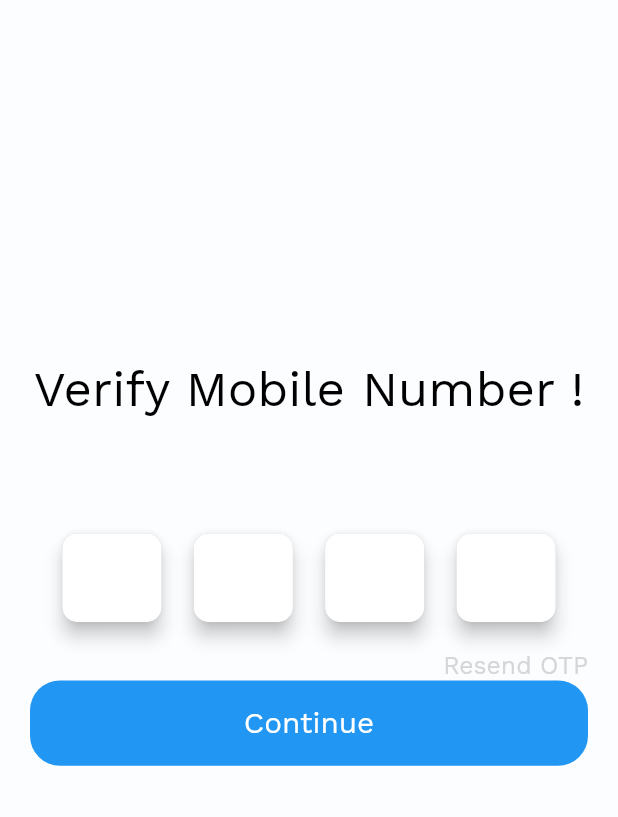
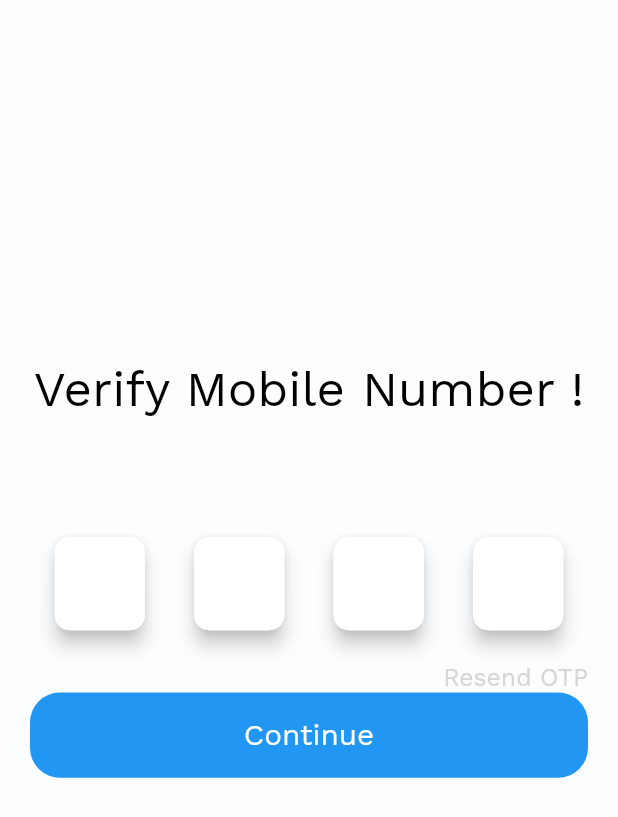
Before and after one commit to naxer-12/flutter_aatmanirbhar_ahmedabad, a Flutter app: the OtpScreen screen opened directly, on a phone screen of 412 x 824 dp. Shown: the top 817 px of the screen. Run offline on Flutter 3.47's test engine with Material 2 defaults, Android fonts, the phone set to English and light mode, and no system bars; our stand-ins replace camera, flutter_svg, percent_indicator, share.

```diff
--- a/lib/profile/otp_screen.dart
+++ b/lib/profile/otp_screen.dart
@@ -2,6 +2,7 @@ import 'package:flutter/material.dart';
 import 'package:trafic_ui/Util/AatmanirbharFlutterTextField.dart';
 import 'package:trafic_ui/component/default_button.dart';
 import 'package:trafic_ui/profile/complete_screen.dart';
+import 'package:trafic_ui/util/pin_view.dart';
 
 import '../constants.dart';
 import '../size_config.dart';
@@ -36,7 +37,7 @@ class _OtpScreenState extends State<OtpScreen> {
               SizedBox(
                 height: getProportionateScreenWidth(70),
               ),
-              Row(
+              /*  Row(
                 mainAxisAlignment: MainAxisAlignment.spaceEvenly,
                 children: [
                   SizedBox(
@@ -86,7 +87,48 @@ class _OtpScreenState extends State<OtpScreen> {
                     ),
                   ),
                 ],
-              ),
+              ),*/
+
+              PinView(
+                  count: 4,
+                  // describes the field number
+                  autoFocusFirstField: false,
+                  // defaults to true
+                  margin: EdgeInsets.all(2.5),
+                  // margin between the fields
+                  style: TextStyle(
+                      // style for the fields
+                      fontSize: 19.0,
+                      fontWeight: FontWeight.w500),
+                  inputDecoration: InputDecoration(
+                    hintText: "",
+                    hintStyle: TextStyle(
+                      fontSize: 15.0,
+                      color: Colors.grey,
+                    ),
+                    filled: true,
+                    fillColor: Colors.white,
+                    floatingLabelBehavior: FloatingLabelBehavior.always,
+                    contentPadding:
+                        EdgeInsets.symmetric(horizontal: 10, vertical: 20),
+                    border: OutlineInputBorder(
+                      borderRadius: BorderRadius.circular(10.0),
+                      borderSide: BorderSide(color: Colors.white),
+                    ),
+                    enabledBorder: OutlineInputBorder(
+                      borderRadius: BorderRadius.circular(10.0),
+                      borderSide: BorderSide(color: Colors.white),
+                    ),
+                    focusedBorder: OutlineInputBorder(
+                      borderRadius: BorderRadius.circular(10.0),
+                      borderSide: BorderSide(color: Colors.white),
+                    ),
+                  ),
+                  submit: (String pin) {
+                    // when all the fields are filled
+                    // submit function runs with the pin
+                    print(pin);
+                  }),
               SizedBox(
                 height: 20.0,
               ),
--- a/lib/screen/camera_screen.dart
+++ b/lib/screen/camera_screen.dart
@@ -162,9 +162,7 @@ class _CameraScreenState extends State<CameraScreen> {
 
   @override
   Widget build(BuildContext context) {
-    return WillPopScope(
-      onWillPop: _returnImage,
-      child: Scaffold(
+    return Scaffold(
       backgroundColor: Colors.black,
       body: Container(
         child: Stack(
@@ -195,7 +193,6 @@ class _CameraScreenState extends State<CameraScreen> {
               ),
             )
           ],
-          ),
         ),
       ),
     );
--- a/lib/util/AatmanirbharFlutterTextField.dart
+++ b/lib/util/AatmanirbharFlutterTextField.dart
@@ -35,7 +35,8 @@ class AatmaNirbharFlutterTextField extends StatelessWidget {
               focusedBorder: OutlineInputBorder(
                 borderRadius: BorderRadius.circular(10.0),
                 borderSide: BorderSide(color: Colors.white),
-              ))
+              ),
+            )
           : inputDecoration,
       keyboardType: textInputType,
     );
--- /dev/null
+++ b/lib/util/pin_view.dart
@@ -0,0 +1,214 @@
+library pin_view;
+
+import 'package:flutter/material.dart';
+
+
+class SmsListener {
+  final String from;
+  final Function formatBody;
+
+  SmsListener({@required this.from, this.formatBody});
+}
+
+class PinView extends StatefulWidget {
+  final Function submit;
+  final int count;
+  final bool obscureText;
+  final bool autoFocusFirstField;
+  final bool enabled;
+  final List<int> dashPositions;
+  final SmsListener sms;
+  final TextStyle style;
+  final TextStyle dashStyle;
+  final InputDecoration inputDecoration;
+  final EdgeInsetsGeometry margin;
+
+  PinView({@required this.submit,
+    @required this.count,
+    this.obscureText: false,
+    this.autoFocusFirstField: true,
+    this.enabled: true,
+    this.dashPositions: const [],
+    this.sms,
+    this.dashStyle: const TextStyle(fontSize: 30.0, color: Colors.grey),
+    this.style: const TextStyle(
+      fontSize: 20.0,
+      fontWeight: FontWeight.w500,
+    ),
+    this.inputDecoration:
+    const InputDecoration(border: OutlineInputBorder()),
+    this.margin: const EdgeInsets.all(5.0)});
+
+  @override
+  _PinViewState createState() => _PinViewState();
+}
+
+class _PinViewState extends State<PinView> {
+  List<TextEditingController> _controllers;
+  List<FocusNode> _focusNodes;
+  List<String> _pin;
+  // SmsReceiver _smsReceiver;
+  String whitespaceCharacter = "\uFEFF";
+  // String whitespaceCharacter = "X";
+
+  @override
+  void initState() {
+    super.initState();
+    if (widget.sms != null) {
+      _listenSms();
+    }
+    _pin = List<String>.generate(widget.count, (int index) => "");
+    _focusNodes =
+        List.generate(widget.count, (int index) => FocusNode()).toList();
+    _controllers =
+        List.generate(widget.count, (int index) => TextEditingController());
+    for (TextEditingController controller in _controllers) {
+      controller.text = whitespaceCharacter;
+      _pin[_controllers.indexOf(controller)] = controller.text;
+    }
+  }
+
+  void _listenSms() async {
+    // _smsReceiver = SmsReceiver();
+    // _smsReceiver.onSmsReceived.listen((SmsMessage message) {
+    //   if (message.sender == widget.sms.from) {
+    //     String code = widget.sms.formatBody != null
+    //         ? widget.sms.formatBody(message.body)
+    //         : message.body;
+    //     for (TextEditingController controller in _controllers) {
+    //       controller.text = code[_controllers.indexOf(controller)];
+    //       _pin[_controllers.indexOf(controller)] = controller.text;
+    //     }
+    //
+    //     widget.submit(_pin.join());
+    //   }
+    // });
+  }
+
+  Widget _dash() {
+    return Flexible(flex: 1, child: Text("-", style: widget.dashStyle));
+  }
+
+  @override
+  Widget build(BuildContext context) {
+    List<Widget> pins = List<Widget>.generate(
+        widget.count, (int index) => _singlePinView(index)).toList();
+
+    for (int i in widget.dashPositions) {
+      if (i <= widget.count) {
+        List<int> smaller =
+        widget.dashPositions.where((int d) => d < i).toList();
+        pins.insert(i + smaller.length, _dash());
+      }
+    }
+
+    return Container(
+      child: Row(
+          crossAxisAlignment: CrossAxisAlignment.center,
+          mainAxisAlignment: MainAxisAlignment.spaceAround,
+          children: pins),
+    );
+  }
+
+  Widget _singlePinView(int index) {
+    return Flexible(
+      flex: 3,
+      child: Container(
+        margin: widget.margin,
+        child: SizedBox(
+          width: 60.0,
+          child: Material(
+            elevation: 5.0,
+            borderRadius: BorderRadius.circular(10.0),
+            child: TextSelectionGestureDetector(
+              onSingleTapUp: (details) {
+                print(index);
+                for (TextEditingController controller in _controllers) {
+                  if(controller.text.length == 0 ){
+                    controller.text = whitespaceCharacter;
+                  }
+
+                  _pin[_controllers.indexOf(controller)] = controller.text;
+                }
+                var cursorPos = _controllers[index ].selection;
+                cursorPos = new TextSelection.fromPosition(
+                    new TextPosition(
+                        offset: _controllers[index ].text.length));
+                _controllers[index ].selection = cursorPos;
+                FocusScope.of(context).requestFocus(_focusNodes[index]);
+              },
+              child : TextField(
+                enabled: widget.enabled,
+                controller: _controllers[index],
+                obscureText: widget.obscureText,
+                autofocus: widget.autoFocusFirstField ? index == 0 : false,
+                focusNode: _focusNodes[index],
+                keyboardType: TextInputType.number,
+                textAlign: TextAlign.center,
+                style: widget.style,
+                decoration: widget.inputDecoration,
+                textInputAction: TextInputAction.next,
+                onChanged: (String val) {
+                  print("KEY " + val);
+                  if (val.length == 1) {
+                    print("deleting arg 1");
+                    _pin[index] = val;
+                    if (index != _focusNodes.length - 1) {
+                      _focusNodes[index].unfocus();
+                      _pin[index + 1] = "";
+                      FocusScope.of(context).requestFocus(_focusNodes[index + 1]);
+                    }
+                  } else if (val.length == 2) {
+                    print("deleting arg 2");
+                    if(index == 0 ){
+                      print("deleting arg 2 index " + index.toString());
+
+                      _controllers[index].text = val.substring(1);
+                      _pin[index] = val.substring(1);
+                      FocusScope.of(context).requestFocus(_focusNodes[index + 1]);
+                      return;
+                    }else{
+                      print("deleting arg 2 index " + index.toString());
+
+                      _controllers[index].text = val.substring( 1);
+                      _pin[index] = val.substring(1);
+                    }
+
+
+                    if ((index + 1) < _controllers.length) {
+                      _pin[index + 1] = val.substring(1);
+                      FocusScope.of(context).requestFocus(_focusNodes[index + 1]);
+                    } else {
+                      var cursorPos = _controllers[index ].selection;
+                      cursorPos = new TextSelection.fromPosition(
+                          new TextPosition(
+                              offset: _controllers[index ].text.length));
+                      _controllers[index ].selection = cursorPos;
+                      FocusScope.of(context).requestFocus(_focusNodes[index]);
+                    }
+                  } else {
+
+                    print("deleting back key ");
+                    if (_controllers[index ].text.indexOf(whitespaceCharacter) >= 0) {
+                      _focusNodes[index].unfocus();
+                      _controllers[index].text = whitespaceCharacter;
+                      FocusScope.of(context).requestFocus(_focusNodes[index - 1]);
+                      _controllers[index - 1].text = whitespaceCharacter;
+                    }
+
+                    _pin[index] = "";
+                    if (index != 0) {
+                      _focusNodes[index].unfocus();
+                      _controllers[index].text = whitespaceCharacter;
+                      FocusScope.of(context).requestFocus(_focusNodes[index - 1]);
+                    }
+                  }
+
+                  if (_pin.indexOf("") == -1) {
+                    print("FINAL");
+                    widget.submit(_pin.join());
+                  }
+                },
+              ),),),),),);
+  }
+}
```
Lines whose indentation alone changed are shown as unchanged.
